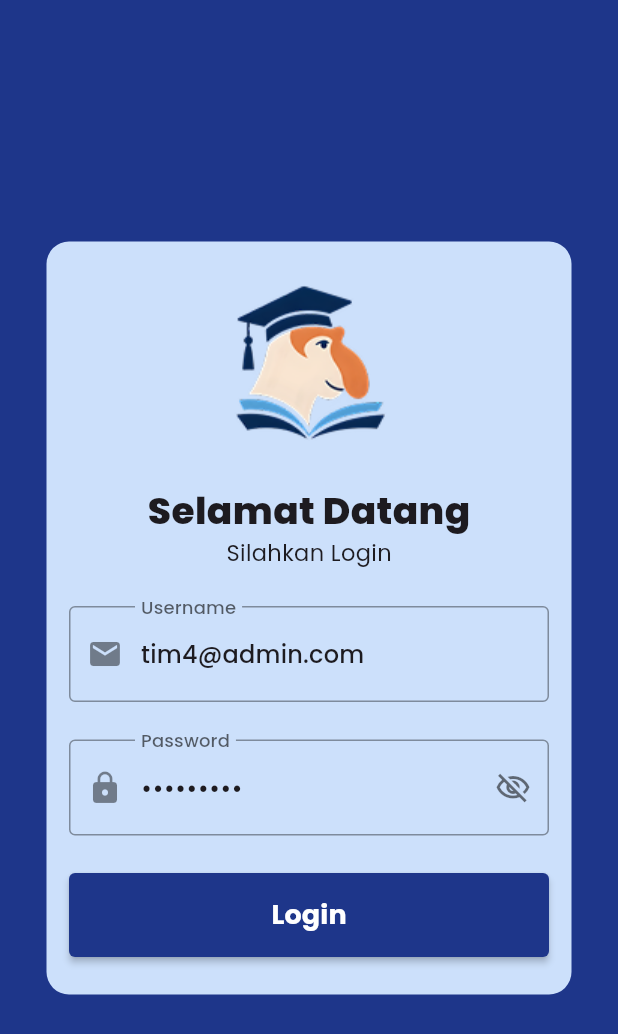
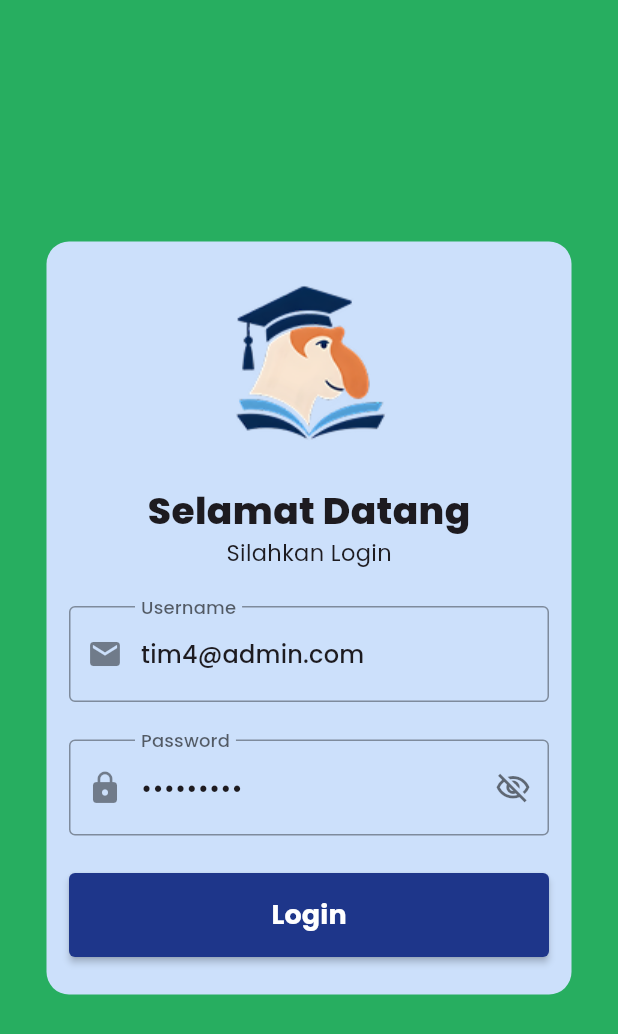
Before and after one commit to mmei203/pbl-simpadu-keuangan, a Flutter app: the screen it shows after launch, on a phone screen of 412 x 824 dp. Shown: the top 1034 px of the screen. Run offline on Flutter 3.47's test engine with Material 3 defaults, Android fonts, the phone set to English and light mode, and no system bars; our stand-ins replace flutter_dotenv, google_fonts; network calls fail.

Commit message:
ganti background ke hijau

```diff
--- a/mobile/lib/screens/login_page.dart
+++ b/mobile/lib/screens/login_page.dart
@@ -14,7 +14,7 @@ class _LoginPageState extends State<LoginPage> {
   @override
   Widget build(BuildContext context) {
     return Scaffold(
-      backgroundColor: Preset.primaryColor,
+      backgroundColor: Preset.saveColor,
       body:Center(
         child: SingleChildScrollView(
           child: SizedBox(
```
